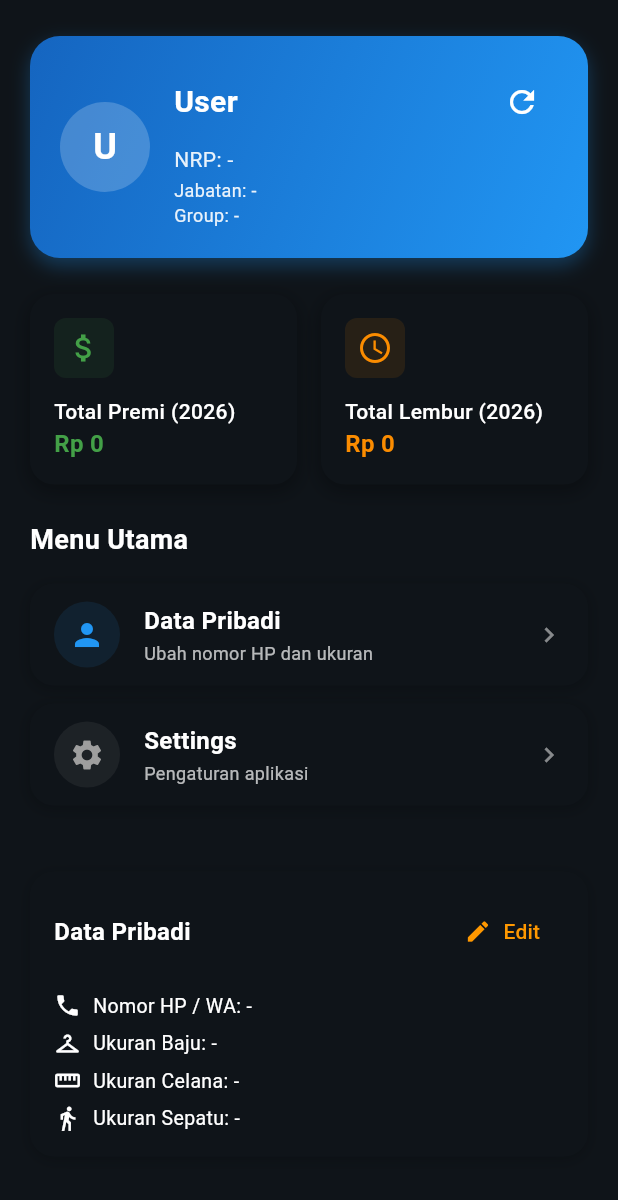
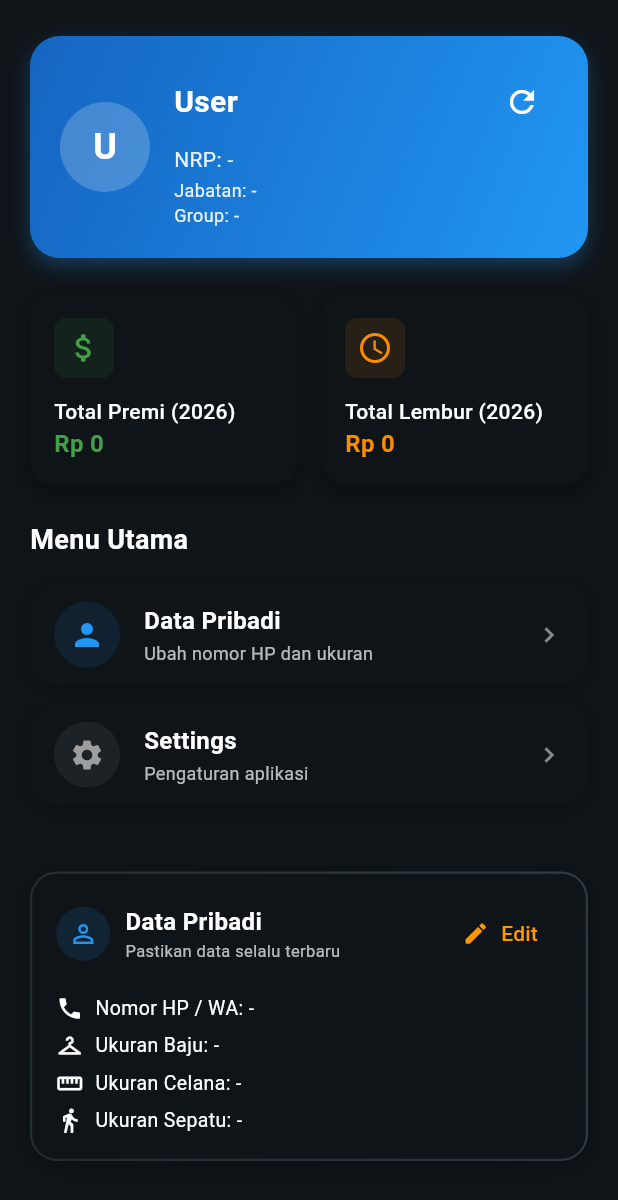
Before and after one commit to levanza1358/mti_ptk, a Flutter app: the HomePage screen opened by its route, on a phone screen of 412 x 824 dp. Shown: the top 1200 px of the screen. Run offline on Flutter 3.47's test engine with Material 3 defaults, Android fonts, the phone set to English and light mode, and no system bars; our stand-ins replace file_picker, get, open_filex, pdf, printing, share_plus and 4 more; missing offline and left inert: dart:html, excel; accounts and stored records are empty.

Commit message:
feat(home): improve personal data section UI and move menu item
- Redesign personal data section with gradient background and improved layout
- Move 'Data Pribadi' menu item to top of menu items list
- Add visual enhancements including icons and better spacing

```diff
--- a/lib/page/home_page.dart
+++ b/lib/page/home_page.dart
@@ -194,8 +194,18 @@ class HomePage extends StatelessWidget {
 
               // Helper to check permission
               bool has(String key) => permissions[key] == true;
+              final List<Widget> menuItems = [];
 
-              final List<Widget> menuItems = [];
+              menuItems.add(_buildMenuTile(
+                context,
+                'Data Pribadi',
+                'Ubah nomor HP dan ukuran',
+                Icons.person,
+                Colors.blue,
+                () => Get.toNamed('/data-pribadi')?.then((_) {
+                  homeController.fetchUserDetail();
+                }),
+              ));
 
               if (has('permissionCuti')) {
                 menuItems.add(_buildMenuTile(
@@ -296,17 +306,6 @@ class HomePage extends StatelessWidget {
                 ));
               }
 
-              menuItems.add(_buildMenuTile(
-                context,
-                'Data Pribadi',
-                'Ubah nomor HP dan ukuran',
-                Icons.person,
-                Colors.blue,
-                () => Get.toNamed('/data-pribadi')?.then((_) {
-                  homeController.fetchUserDetail();
-                }),
-              ));
-
               // Settings - Always visible
               menuItems.add(_buildMenuTile(
                 context,
@@ -338,19 +337,39 @@ class HomePage extends StatelessWidget {
               final ukuranSepatu =
                   (userDetail['ukuran_sepatu'] ?? '-').toString();
 
+              final isDark = Theme.of(context).brightness == Brightness.dark;
+
               return Container(
                 margin: const EdgeInsets.only(top: 8),
+                decoration: BoxDecoration(
+                  borderRadius: BorderRadius.circular(18),
+                  gradient: LinearGradient(
+                    colors: isDark
+                        ? [
+                            Colors.blueGrey.shade900,
+                            Colors.blueGrey.shade800,
+                          ]
+                        : [
+                            Colors.blue.shade50,
+                            Colors.blue.shade100,
+                          ],
+                    begin: Alignment.topLeft,
+                    end: Alignment.bottomRight,
+                  ),
+                ),
+                child: Container(
+                  margin: const EdgeInsets.all(1.5),
                   padding: const EdgeInsets.all(16),
                   decoration: BoxDecoration(
                     color: Theme.of(context).cardColor,
                     borderRadius: BorderRadius.circular(16),
                     boxShadow: [
                       BoxShadow(
-                      color: Theme.of(context).brightness == Brightness.dark
-                          ? Colors.black.withValues(alpha: 0.2)
-                          : Colors.grey.withValues(alpha: 0.06),
-                      blurRadius: 8,
-                      offset: const Offset(0, 2),
+                        color: isDark
+                            ? Colors.black.withValues(alpha: 0.3)
+                            : Colors.grey.withValues(alpha: 0.08),
+                        blurRadius: 10,
+                        offset: const Offset(0, 4),
                       ),
                     ],
                   ),
@@ -360,14 +379,49 @@ class HomePage extends StatelessWidget {
                       Row(
                         mainAxisAlignment: MainAxisAlignment.spaceBetween,
                         children: [
+                          Row(
+                            children: [
+                              Container(
+                                padding: const EdgeInsets.all(8),
+                                decoration: BoxDecoration(
+                                  shape: BoxShape.circle,
+                                  color: Colors.blue.withValues(alpha: 0.12),
+                                ),
+                                child: const Icon(
+                                  Icons.person_outline,
+                                  size: 20,
+                                  color: Colors.blue,
+                                ),
+                              ),
+                              const SizedBox(width: 10),
+                              Column(
+                                crossAxisAlignment: CrossAxisAlignment.start,
+                                children: [
                                   Text(
                                     'Data Pribadi',
                                     style: TextStyle(
                                       fontSize: 16,
                                       fontWeight: FontWeight.bold,
-                            color:
-                                Theme.of(context).textTheme.titleMedium?.color,
+                                      color: Theme.of(context)
+                                          .textTheme
+                                          .titleMedium
+                                          ?.color,
                                     ),
+                                  ),
+                                  Text(
+                                    'Pastikan data selalu terbaru',
+                                    style: TextStyle(
+                                      fontSize: 11,
+                                      color: Theme.of(context)
+                                          .textTheme
+                                          .bodySmall
+                                          ?.color
+                                          ?.withValues(alpha: 0.7),
+                                    ),
+                                  ),
+                                ],
+                              ),
+                            ],
                           ),
                           TextButton.icon(
                             onPressed: () =>
@@ -382,11 +436,11 @@ class HomePage extends StatelessWidget {
                           ),
                         ],
                       ),
-                    const SizedBox(height: 8),
+                      const SizedBox(height: 12),
                       if (isDetailLoading)
                         const LinearProgressIndicator(minHeight: 2)
                       else ...[
-                      const SizedBox(height: 8),
+                        const SizedBox(height: 4),
                         Row(
                           children: [
                             const Icon(Icons.phone, size: 18),
@@ -456,6 +510,7 @@ class HomePage extends StatelessWidget {
                         ),
                       ],
                     ],
+                  ),
                 ),
               );
             }),
```
Lines whose indentation alone changed are shown as unchanged.
